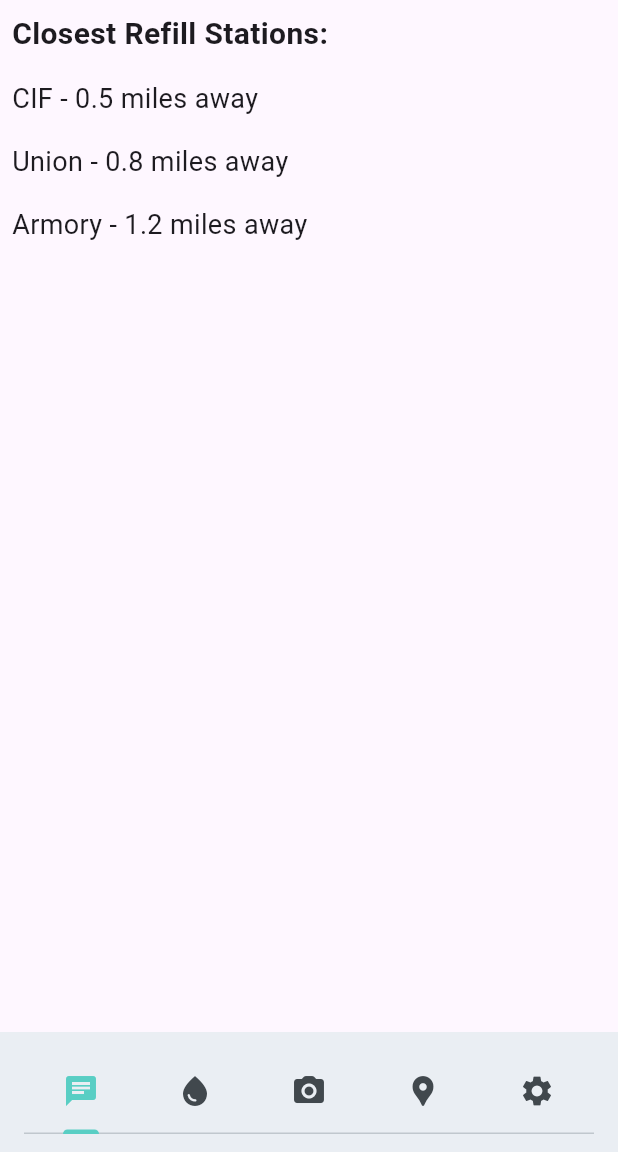
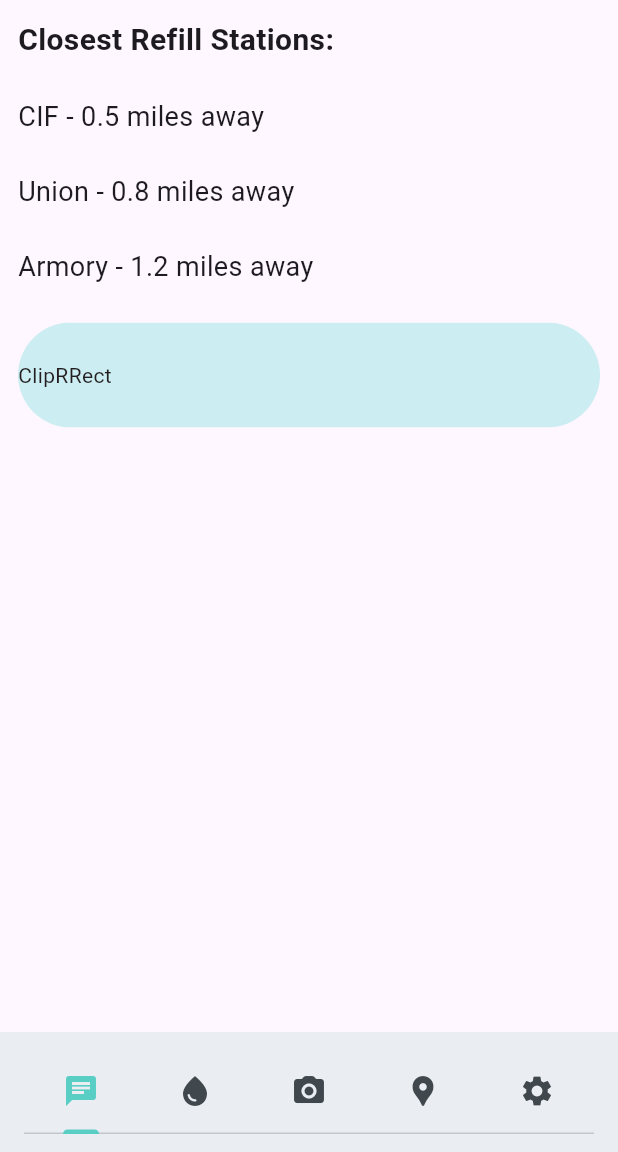
Before and after one commit to fdczk/curefill, a Flutter app: the screen it shows after launch, on a phone screen of 412 x 824 dp, the part 84-1236 px from its top. Run offline on Flutter 3.47's test engine with Material 3 defaults, Android fonts, the phone set to English and light mode, and no system bars; our stand-ins replace google_maps_flutter; missing offline and left inert: flutter_web_qrcode_scanner.

Commit message:
added user assets and base shape

```diff
--- a/curefill_flutter_application_1/lib/main.dart
+++ b/curefill_flutter_application_1/lib/main.dart
@@ -57,7 +57,7 @@ class _MyAppState extends State<MyApp> {
           : ThemeData.light().copyWith(
               colorScheme: ColorScheme.fromSeed(seedColor: Color.fromRGBO(246, 246, 248, 100)).copyWith(
                 primary: Color.fromRGBO(89, 206, 196, 1),
-                secondary: Color.fromRGBO(24, 75, 129, 0.5),
+                secondary: Color.fromRGBO(150, 227, 226, 0.482),
                 surface: Color.fromRGBO(254, 127, 45, 1),
                 tertiary: Color.fromRGBO(35, 31, 32, 1),
               ),
@@ -92,7 +92,7 @@ class _MyAppState extends State<MyApp> {
                 alignment: Alignment.center,
                 children: [
 
-                  Image.asset(_isDarkMode ? 'assets/popup_dark.png' : 'assets/popup_light.png', scale: 5),
+                  Image.asset(_isDarkMode ? 'assets/popup_dark.png' : 'assets/popup_light2.png', scale: 5),
                   Container(
                     constraints: BoxConstraints(
                       maxWidth: 300.0,
@@ -239,7 +239,7 @@ class _MyHomePageState extends State<MyHomePage> with TickerProviderStateMixin {
               crossAxisAlignment: CrossAxisAlignment.start,
               children: [
                 Padding(
-                  padding: const EdgeInsets.all(8.0),
+                  padding: const EdgeInsets.all(12.0),
                   child: Text(
                     "Closest Refill Stations:",
                     style: TextStyle(
@@ -249,25 +249,48 @@ class _MyHomePageState extends State<MyHomePage> with TickerProviderStateMixin {
                   ),
                 ),
                 Padding(
-                  padding: const EdgeInsets.all(8.0),
+                  padding: const EdgeInsets.all(12.0),
                   child: Text(
                     "CIF - 0.5 miles away",
                     style: TextStyle(fontSize: 18),
                   ),
                 ),
                 Padding(
-                  padding: const EdgeInsets.all(8.0),
+                  padding: const EdgeInsets.all(12.0),
                   child: Text(
                     "Union - 0.8 miles away",
                     style: TextStyle(fontSize: 18),
                   ),
                 ),
                 Padding(
-                  padding: const EdgeInsets.all(8.0),
+                  padding: const EdgeInsets.all(12.00),
                   child: Text(
                     "Armory - 1.2 miles away",
                     style: TextStyle(fontSize: 18),
                   ),
+                ),
+
+                // FRIENDS MENU
+                Padding(
+                  padding: const EdgeInsets.all(12.0),
+                  child: ClipRRect(
+                    borderRadius: BorderRadius.circular(40.0),
+                    child: Container(
+                      alignment: Alignment.center,
+                      constraints: BoxConstraints(
+                        maxWidth: (MediaQuery.of(context).size).width,
+                        maxHeight: 70,
+                      ),
+                      color: Theme.of(context).colorScheme.secondary,
+                      child:
+                        Row (
+                          crossAxisAlignment: CrossAxisAlignment.start,
+                          children: [
+                            Text('ClipRRect', style: TextStyle(color: Theme.of(context).colorScheme.tertiary)),
+                          ],
+                        )
+                    ),
+                  )
                 ),
               ],
             ),
```
Also changed, not shown: curefill_flutter_application_1/assets/popup_light2.png (added), curefill_flutter_application_1/assets/user_dark.png (added), curefill_flutter_application_1/assets/user_light.png (added).
